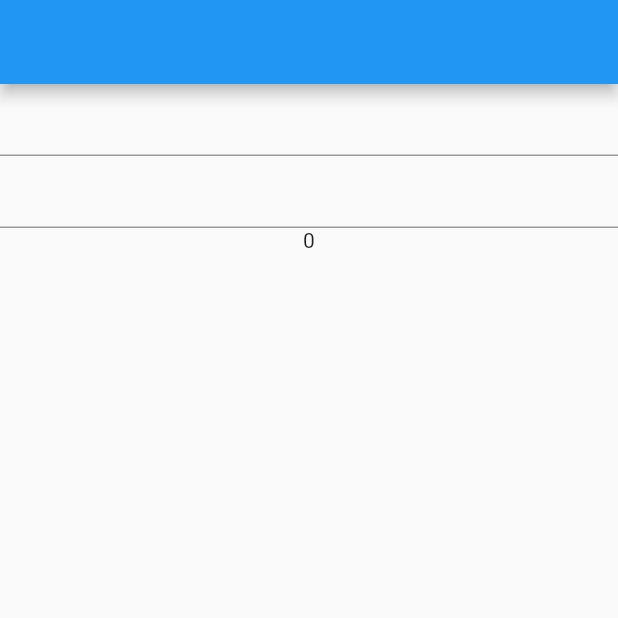
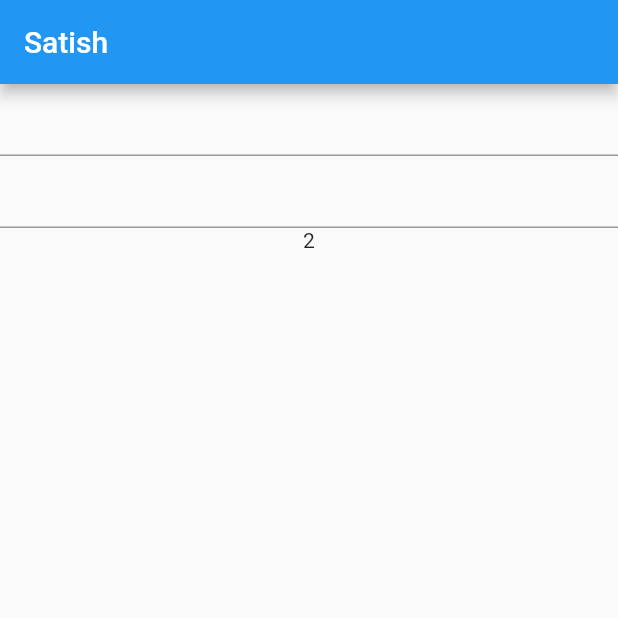
Before and after one commit to satishgaurav/riverpod_tut, a Flutter app: the screen it shows after launch, on a phone screen of 412 x 824 dp, the top half of it. Run offline on Flutter 3.47's test engine with Material 2 defaults, Android fonts, the phone set to English and light mode, and no system bars; our stand-ins replace flutter_riverpod, freezed_annotation.

Commit message:
add constructor method

```diff
--- a/lib/main.dart
+++ b/lib/main.dart
@@ -14,8 +14,8 @@
 
 // first return type is the class we are returning and
 // second is the state of the class
-final userProvider = StateNotifierProvider<UserNotifier, User>(
-    (ref) => UserNotifier(const User(name: "", age: 0)));
+final userProvider =
+    StateNotifierProvider<UserNotifier, User>((ref) => UserNotifier());
 
 void main() {
   runApp(const ProviderScope(child: MyApp()));
```
Also changed, not shown: lib/user.dart (+7 -5 lines).
